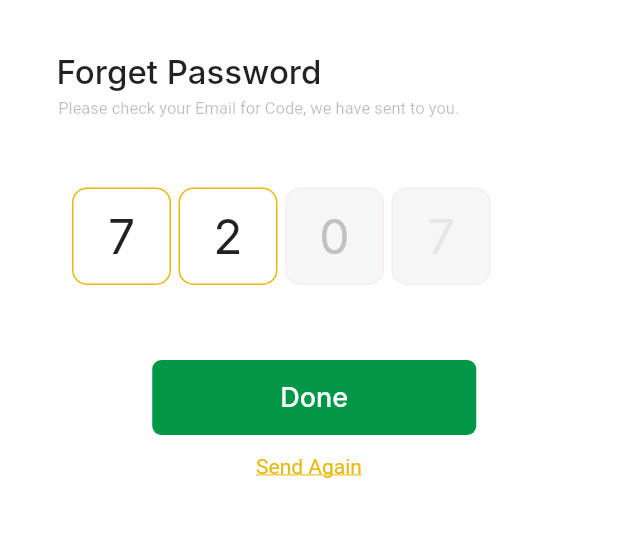
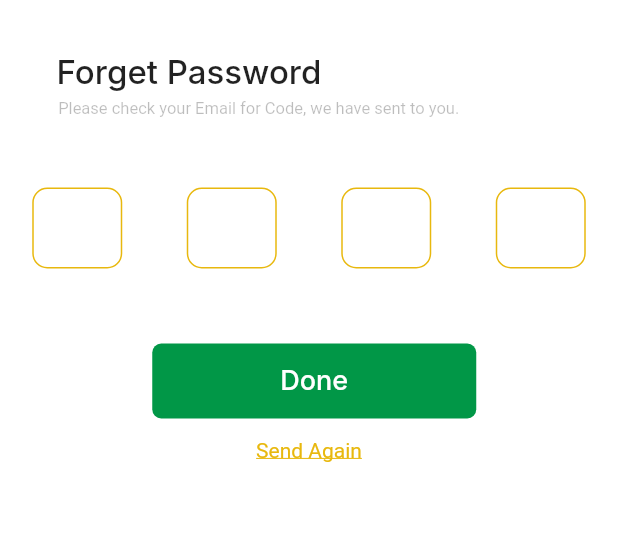
Before and after one commit to Animmza/Bank_app, a Flutter app: the ResetPasswordScreen screen opened directly, on a phone screen of 412 x 824 dp, the part 408-945 px from its top. Run offline on Flutter 3.47's test engine with Material 2 defaults, Android fonts, the phone set to English and light mode, and no system bars; drawn by our look-alikes of otp_text_field; our stand-ins replace animated_splash_screen, device_preview, flutter_screenutil, get; Roboto replaces fonts that are missing (Inter).

Commit message:
sign up and password screens changes

```diff
--- a/lib/view/home.dart
+++ b/lib/view/home.dart
@@ -10,7 +10,6 @@ import 'package:bankapppp/view/widght/home_grid_box.dart';
 import 'package:flutter/material.dart';
 import 'package:get/get_core/src/get_main.dart';
 import 'package:get/get_navigation/get_navigation.dart';
-
 import 'ToMarchant.dart';
 
 class Home extends StatefulWidget {
--- a/lib/view/screens/reset_password_screen/reset_password_screen.dart
+++ b/lib/view/screens/reset_password_screen/reset_password_screen.dart
@@ -8,6 +8,9 @@ import 'package:flutter/material.dart';
 import 'package:flutter_screenutil/flutter_screenutil.dart';
 import 'package:get/get_core/src/get_main.dart';
 import 'package:get/get_navigation/get_navigation.dart';
+import 'package:otp_text_field/otp_text_field.dart';
+import 'package:otp_text_field/style.dart';
+
 
 class ResetPasswordScreen extends StatefulWidget {
   const ResetPasswordScreen({Key? key}) : super(key: key);
@@ -54,7 +57,24 @@ class _ResetPasswordScreenState extends State<ResetPasswordScreen> {
                     'Please check your Email for Code, we have sent to you.',
                     style: TextStyle(fontSize: 11, color: Colors.black26)),
               ),
-              Padding(
+              SizedBox(
+                height: 46,
+              ),
+              OTPTextField(
+                length: 4,
+                width: MediaQuery.of(context).size.width,
+                fieldWidth: 60,
+                otpFieldStyle: OtpFieldStyle(backgroundColor: Colors.white, borderColor: Color(0xFFE8B80E), enabledBorderColor: Color(0xFFE8B80E),focusBorderColor: Color(0xFFE8B80E)),
+                style: TextStyle(
+                    fontSize: 32
+                ),
+                textFieldAlignment: MainAxisAlignment.spaceAround,
+                fieldStyle: FieldStyle.box,
+                onCompleted: (pin) {
+                  print("Completed: " + pin);
+                },
+              ),
+              /*Padding(
                 padding: const EdgeInsets.only(top: 46, left: 48),
                 child: Row(
                   children: [
@@ -137,7 +157,7 @@ class _ResetPasswordScreenState extends State<ResetPasswordScreen> {
                     ),
                   ],
                 ),
-              ),
+              ),*/
               SizedBox(
                 height: 50,
               ),
--- a/pubspec.yaml
+++ b/pubspec.yaml
@@ -16,7 +16,7 @@ publish_to: 'none' # Remove this line if you wish to publish to pub.dev
 # https://developer.apple.com/library/archive/documentation/General/Reference/InfoPlistKeyReference/Articles/CoreFoundationKeys.html
 # In Windows, build-name is used as the major, minor, and patch parts
 # of the product and file versions while build-number is used as the build suffix.
-version: 1.0.0+1
+version: 1.0.1
 
 environment:
   sdk: '>=2.19.2 <3.0.0'
@@ -43,6 +43,7 @@ dependencies:
   # The following adds the Cupertino Icons font to your application.
   # Use with the CupertinoIcons class for iOS style icons.
   cupertino_icons: ^1.0.2
+  otp_text_field: ^1.1.3
 
 dev_dependencies:
   flutter_test:
```
Also changed, not shown: assests/Profile.png, pubspec.lock.
